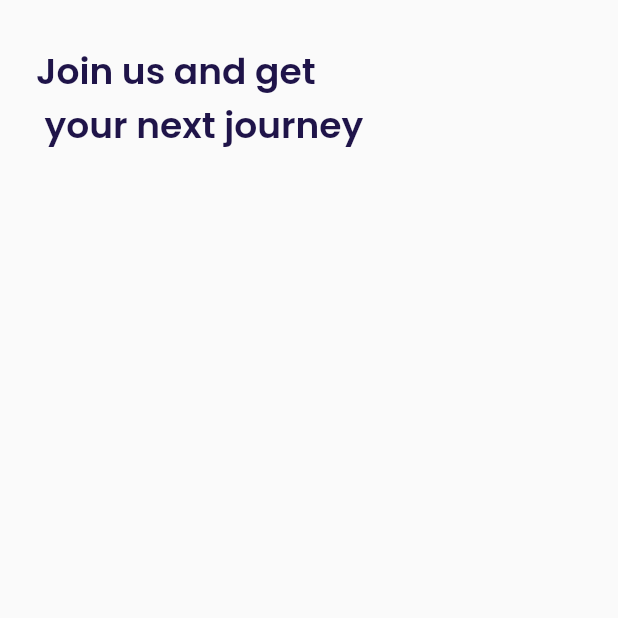
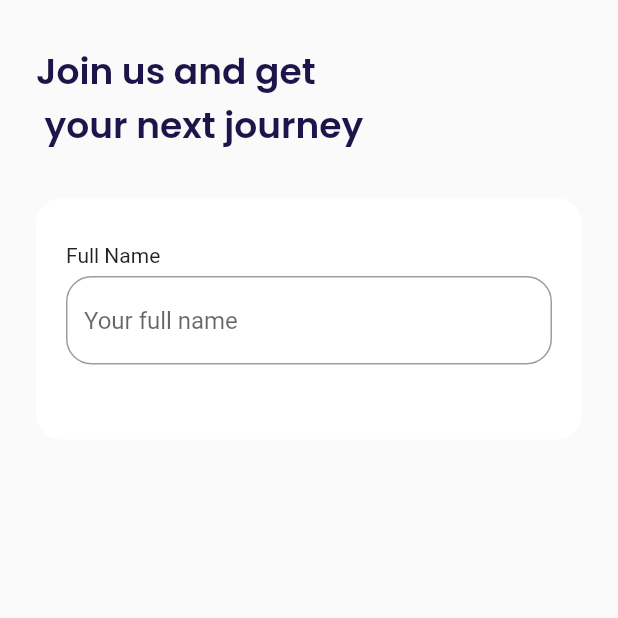
Before and after one commit to muhammadshiva/flutter-airplane-app, a Flutter app: the SignUpPage screen opened by its route, on a phone screen of 412 x 824 dp, the top half of it. Run offline on Flutter 3.47's test engine with Material 2 defaults, Android fonts, the light colour scheme and no system bars; our stand-ins replace google_fonts.

Commit message:
slicing sign up input section 1

```diff
--- a/lib/ui/pages/sign_up_page.dart
+++ b/lib/ui/pages/sign_up_page.dart
@@ -19,6 +19,52 @@ class SignUpPage extends StatelessWidget {
       );
     }
 
+    Widget inputSection() {
+      Widget emailInput() {
+        return Container(
+          margin: EdgeInsets.only(bottom: 20),
+          child: Column(
+            crossAxisAlignment: CrossAxisAlignment.start,
+            children: [
+              Text('Full Name'),
+              SizedBox(height: 6),
+              TextFormField(
+                cursorColor: kBlackColor,
+                decoration: InputDecoration(
+                    hintText: 'Your full name',
+                    border: OutlineInputBorder(
+                      borderRadius: BorderRadius.circular(defaultRadius),
+                    ),
+                    focusedBorder: OutlineInputBorder(
+                      borderRadius: BorderRadius.circular(defaultRadius),
+                      borderSide: BorderSide(
+                        color: kPrimaryColor,
+                      ),
+                    )),
+              ),
+            ],
+          ),
+        );
+      }
+
+      return Container(
+        margin: EdgeInsets.only(top: 30),
+        padding: EdgeInsets.symmetric(
+          horizontal: 20,
+          vertical: 30,
+        ),
+        decoration: BoxDecoration(
+          color: kWhiteColor,
+          borderRadius: BorderRadius.circular(defaultRadius),
+        ),
+        child: Column(
+          children: [
+            emailInput(),
+          ],
+        ),
+      );
+    }
+
     return Scaffold(
       backgroundColor: kBackgroundColor,
       body: SafeArea(
@@ -26,6 +72,7 @@ class SignUpPage extends StatelessWidget {
           padding: EdgeInsets.symmetric(horizontal: defaultMargin),
           children: [
             title(),
+            inputSection(),
           ],
         ),
       ),
--- a/pubspec.yaml
+++ b/pubspec.yaml
@@ -45,7 +45,7 @@ dev_dependencies:
   # activated in the `analysis_options.yaml` file located at the root of your
   # package. See that file for information about deactivating specific lint
   # rules and activating additional ones.
-  flutter_lints: ^2.0.0
+  #flutter_lints: ^2.0.0
 
 # For information on the generic Dart part of this file, see the
 # following page: https://dart.dev/tools/pub/pubspec
```
Also changed, not shown: pubspec.lock.
